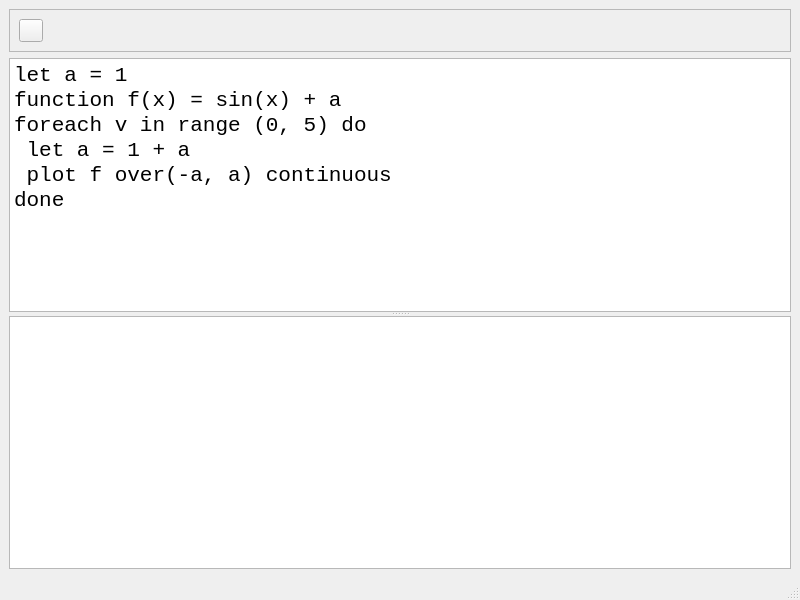
First picture: the form in MainWindow.ui, repository fritzone/funkplot, before the edit.
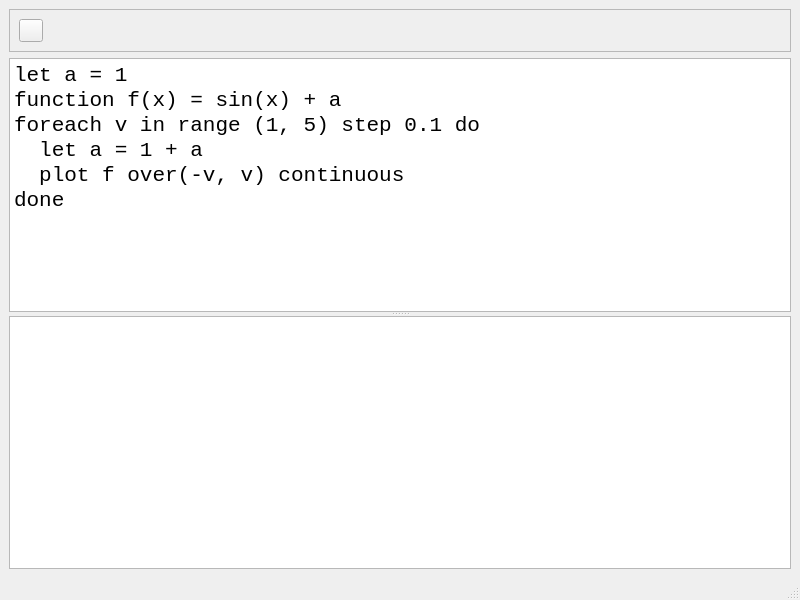
Second picture: the form after the edit. Icons and pictures are not drawn.

Commit message: modified the foreach to have a range loop too

Patch:
```diff
--- a/MainWindow.ui
+++ b/MainWindow.ui
@@ -85,13 +85,13 @@
 p, li { white-space: pre-wrap; }
 &lt;/style&gt;&lt;/head&gt;&lt;body style=&quot; font-family:'Courier New'; font-size:16pt; font-weight:400; font-style:normal;&quot;&gt;
 &lt;p style=&quot; margin-top:0px; margin-bottom:0px; margin-left:0px; margin-right:0px; -qt-block-indent:0; text-indent:0px;&quot;&gt;let a = 1&lt;/p&gt;
-&lt;p style=&quot; margin-top:0px; margin-bottom:0px; margin-left:0px; margin-right:0px; -qt-block-indent:0; text-indent:0px;&quot;&gt;&lt;span style=&quot; font-family:'Ubuntu';&quot;&gt;function f(x) = sin(x) + a&lt;/span&gt;&lt;/p&gt;
-&lt;p style=&quot; margin-top:0px; margin-bottom:0px; margin-left:0px; margin-right:0px; -qt-block-indent:0; text-indent:0px;&quot;&gt;&lt;span style=&quot; font-family:'Ubuntu';&quot;&gt;foreach v in range (0, 5) do&lt;/span&gt;&lt;/p&gt;
-&lt;p style=&quot; margin-top:0px; margin-bottom:0px; margin-left:0px; margin-right:0px; -qt-block-indent:0; text-indent:0px;&quot;&gt;&lt;span style=&quot; font-family:'Ubuntu';&quot;&gt; let a = 1 + a&lt;/span&gt;&lt;/p&gt;
-&lt;p style=&quot; margin-top:0px; margin-bottom:0px; margin-left:0px; margin-right:0px; -qt-block-indent:0; text-indent:0px;&quot;&gt;&lt;span style=&quot; font-family:'Ubuntu';&quot;&gt; plot f over(-a, a) continuous&lt;/span&gt;&lt;/p&gt;
-&lt;p style=&quot; margin-top:0px; margin-bottom:0px; margin-left:0px; margin-right:0px; -qt-block-indent:0; text-indent:0px;&quot;&gt;&lt;span style=&quot; font-family:'Ubuntu';&quot;&gt;done&lt;/span&gt;&lt;/p&gt;
-&lt;p style=&quot;-qt-paragraph-type:empty; margin-top:0px; margin-bottom:0px; margin-left:0px; margin-right:0px; -qt-block-indent:0; text-indent:0px; font-family:'Ubuntu';&quot;&gt;&lt;br /&gt;&lt;/p&gt;
-&lt;p style=&quot;-qt-paragraph-type:empty; margin-top:0px; margin-bottom:0px; margin-left:0px; margin-right:0px; -qt-block-indent:0; text-indent:0px; font-family:'Ubuntu';&quot;&gt;&lt;br /&gt;&lt;/p&gt;&lt;/body&gt;&lt;/html&gt;</string>
+&lt;p style=&quot; margin-top:0px; margin-bottom:0px; margin-left:0px; margin-right:0px; -qt-block-indent:0; text-indent:0px;&quot;&gt;function f(x) = sin(x) + a&lt;/p&gt;
+&lt;p style=&quot; margin-top:0px; margin-bottom:0px; margin-left:0px; margin-right:0px; -qt-block-indent:0; text-indent:0px;&quot;&gt;foreach v in range (1, 5) step 0.1 do&lt;/p&gt;
+&lt;p style=&quot; margin-top:0px; margin-bottom:0px; margin-left:0px; margin-right:0px; -qt-block-indent:0; text-indent:0px;&quot;&gt;  let a = 1 + a&lt;/p&gt;
+&lt;p style=&quot; margin-top:0px; margin-bottom:0px; margin-left:0px; margin-right:0px; -qt-block-indent:0; text-indent:0px;&quot;&gt;  plot f over(-v, v) continuous&lt;/p&gt;
+&lt;p style=&quot; margin-top:0px; margin-bottom:0px; margin-left:0px; margin-right:0px; -qt-block-indent:0; text-indent:0px;&quot;&gt;done&lt;/p&gt;
+&lt;p style=&quot;-qt-paragraph-type:empty; margin-top:0px; margin-bottom:0px; margin-left:0px; margin-right:0px; -qt-block-indent:0; text-indent:0px;&quot;&gt;&lt;br /&gt;&lt;/p&gt;
+&lt;p style=&quot;-qt-paragraph-type:empty; margin-top:0px; margin-bottom:0px; margin-left:0px; margin-right:0px; -qt-block-indent:0; text-indent:0px;&quot;&gt;&lt;br /&gt;&lt;/p&gt;&lt;/body&gt;&lt;/html&gt;</string>
        </property>
        <property name="acceptRichText">
         <bool>false</bool>
```
The commit also changes 6 other files.
